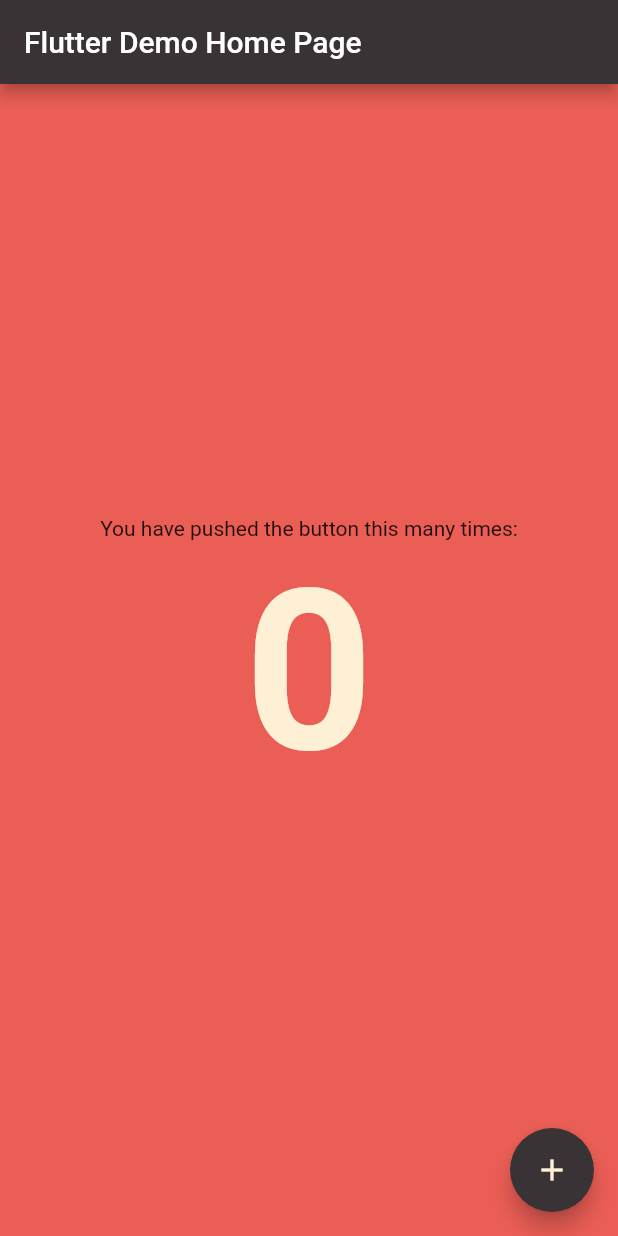
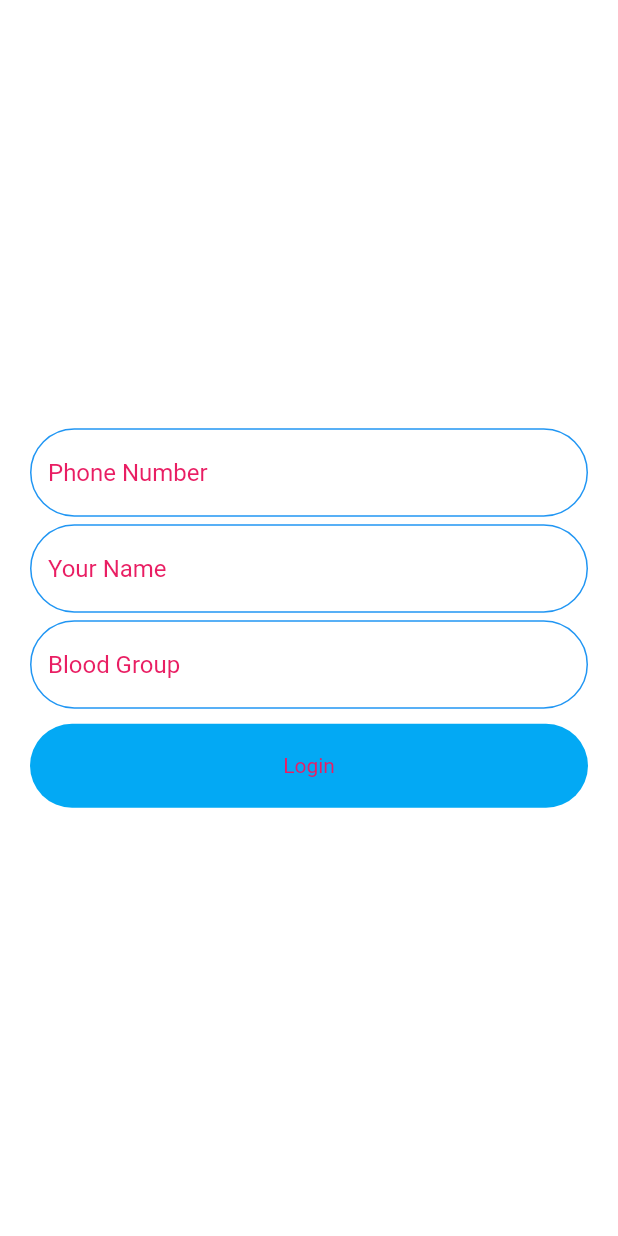
Before and after one commit to arteevraina/KnowYourDonor, a Flutter app: the screen it shows after launch, on a phone screen of 412 x 824 dp. Run offline on Flutter 3.47's test engine with Material 2 defaults, Android fonts, the phone set to English and light mode, and no system bars; our stand-ins replace google_fonts.

Commit message:
feat: directory structure, login screen and validations

```diff
--- /dev/null
+++ b/lib/components/button.dart
@@ -0,0 +1,22 @@
+import 'package:flutter/material.dart';
+import 'package:knowyourdonor/constants/text_styles.dart';
+
+// Multipurpose Button for login and other tasks.
+Widget Button(
+    {@required BuildContext context,
+    @required String buttonText,
+    Color textColor,
+    Color backgroundColor}) {
+  return Container(
+    padding: EdgeInsets.symmetric(vertical: 20),
+    width: MediaQuery.of(context).size.width,
+    decoration: BoxDecoration(
+        color: backgroundColor, borderRadius: BorderRadius.circular(30)),
+    child: Center(
+      child: Text(
+        buttonText,
+        style: mediumTextStyle(),
+      ),
+    ),
+  );
+}
--- /dev/null
+++ b/lib/components/textbox.dart
@@ -0,0 +1,50 @@
+import 'package:flutter/material.dart';
+import 'package:knowyourdonor/constants/text_styles.dart';
+
+// TextBox for Emails, Password, Phone Number
+Widget TextBox(
+    {@required BuildContext context,
+    @required String hintText,
+    @required TextEditingController inputController,
+    @required Function validator,
+    @required bool isPassword}) {
+  return TextFormField(
+    obscureText: isPassword,
+    validator: validator,
+    controller: inputController,
+    style: mediumTextStyle(),
+    decoration: InputDecoration(
+      hintStyle: mediumTextStyle(),
+      hintText: hintText,
+      border: OutlineInputBorder(
+        borderSide: BorderSide(
+          style: BorderStyle.solid,
+        ),
+        borderRadius: BorderRadius.all(
+          Radius.circular(30),
+        ),
+      ),
+      errorBorder: OutlineInputBorder(
+        borderSide: BorderSide(color: Colors.red),
+        borderRadius: BorderRadius.all(
+          Radius.circular(30),
+        ),
+      ),
+      enabledBorder: OutlineInputBorder(
+        borderSide: BorderSide(color: Colors.blue),
+        borderRadius: BorderRadius.all(
+          Radius.circular(30),
+        ),
+      ),
+      focusedBorder: OutlineInputBorder(
+        borderSide: BorderSide(
+          color: Colors.pink,
+          width: 2,
+        ),
+        borderRadius: BorderRadius.all(
+          Radius.circular(30),
+        ),
+      ),
+    ),
+  );
+}
--- /dev/null
+++ b/lib/constants/text_styles.dart
@@ -0,0 +1,10 @@
+import 'package:flutter/material.dart';
+import 'package:google_fonts/google_fonts.dart';
+
+TextStyle mediumTextStyle() {
+  return GoogleFonts.josefinSlab(
+    textStyle: TextStyle(
+      color: Colors.pink,
+    ),
+  );
+}
--- /dev/null
+++ b/lib/constants/validators.dart
@@ -0,0 +1,56 @@
+// Functions for validations of usernames, passwords, phonenumbers, bloodgroups.
+// More functions will be added as the app grows.
+
+Function(String) userNameValidator = (String userName) {
+  if (userName.isEmpty) {
+    return "Username is Empty";
+  }
+
+  if (userName.length < 3) {
+    return "Username cannot be less than 3 characters";
+  }
+
+  return null;
+};
+
+Function(String) passwordValidator = (String password) {
+  if (password.isEmpty) {
+    return "Password is Empty";
+  }
+
+  if (password.length < 5) {
+    return "Password cannot be less than 5 characters";
+  }
+
+  return null;
+};
+
+Function(String) phoneNumberValidator = (String phoneNumber) {
+  String p = r'^[2-9]{2}[0-9]{8}$';
+  RegExp regExp = RegExp(p);
+
+  if (phoneNumber.isEmpty) {
+    return "Please Enter your Phone Number";
+  }
+
+  if (!regExp.hasMatch(phoneNumber)) {
+    return "PhoneNumber is not valid";
+  }
+
+  return null;
+};
+
+Function(String) bloodGroupValidator = (String bloodGroup) {
+  String p = r'^(A|B|AB|O)[+-]$';
+  RegExp regExp = RegExp(p);
+
+  if (bloodGroup.isEmpty) {
+    return "Please Enter your Blood Group";
+  }
+
+  if (!regExp.hasMatch(bloodGroup)) {
+    return "BloodGroup is not valid";
+  }
+
+  return null;
+};
--- a/lib/main.dart
+++ b/lib/main.dart
@@ -1,135 +1,17 @@
 import 'package:flutter/material.dart';
+import 'package:knowyourdonor/views/login_page.dart';
 
 void main() {
   runApp(MyApp());
 }
 
+// Calling the Material App at the root of Widget Tree.
+// This will serve as the root of the App.
 class MyApp extends StatelessWidget {
-  // This widget is the root of your application.
   @override
   Widget build(BuildContext context) {
     return MaterialApp(
-      title: 'Flutter Demo',
-      theme: ThemeData(
-        // This is the theme of your application.
-        //
-        // Try running your application with "flutter run". You'll see the
-        // application has a blue toolbar. Then, without quitting the app, try
-        // changing the primarySwatch below to Colors.green and then invoke
-        // "hot reload" (press "r" in the console where you ran "flutter run",
-        // or simply save your changes to "hot reload" in a Flutter IDE).
-        // Notice that the counter didn't reset back to zero; the application
-        // is not restarted.
-        primaryColor: Color(0xff3A3335),
-        accentColor: Color(0xff3A3335),
-        iconTheme: IconThemeData(
-          color: Color(0xffFDF0D5),
-        ),
-        backgroundColor: Color(0xffEB5E55),
-        textTheme: TextTheme(
-          headline1: TextStyle(
-            color: Color(0xffFDF0D5),
-            fontWeight: FontWeight.bold,
-            fontSize: 150
-          ),
-          headline2: TextStyle(
-            color: Color(0xffFDF0D5),
-            fontWeight: FontWeight.normal,
-            fontSize: 100
-          ),
-        ),
-        // This makes the visual density adapt to the platform that you run
-        // the app on. For desktop platforms, the controls will be smaller and
-        // closer together (more dense) than on mobile platforms.
-        visualDensity: VisualDensity.adaptivePlatformDensity,
-      ),
-      home: MyHomePage(title: 'Flutter Demo Home Page'),
+      home: LoginPage(),
     );
   }
 }
-
-class MyHomePage extends StatefulWidget {
-  MyHomePage({Key key, this.title}) : super(key: key);
-
-  // This widget is the home page of your application. It is stateful, meaning
-  // that it has a State object (defined below) that contains fields that affect
-  // how it looks.
-
-  // This class is the configuration for the state. It holds the values (in this
-  // case the title) provided by the parent (in this case the App widget) and
-  // used by the build method of the State. Fields in a Widget subclass are
-  // always marked "final".
-
-  final String title;
-
-  @override
-  _MyHomePageState createState() => _MyHomePageState();
-}
-
-class _MyHomePageState extends State<MyHomePage> {
-  int _counter = 0;
-
-  void _incrementCounter() {
-    setState(() {
-      // This call to setState tells the Flutter framework that something has
-      // changed in this State, which causes it to rerun the build method below
-      // so that the display can reflect the updated values. If we changed
-      // _counter without calling setState(), then the build method would not be
-      // called again, and so nothing would appear to happen.
-      _counter++;
-    });
-  }
-
-  @override
-  Widget build(BuildContext context) {
-    // This method is rerun every time setState is called, for instance as done
-    // by the _incrementCounter method above.
-    //
-    // The Flutter framework has been optimized to make rerunning build methods
-    // fast, so that you can just rebuild anything that needs updating rather
-    // than having to individually change instances of widgets.
-    return Scaffold(
-      backgroundColor: Theme.of(context).backgroundColor,
-      appBar: AppBar(
-        // Here we take the value from the MyHomePage object that was created by
-        // the App.build method, and use it to set our appbar title.
-        title: Text(widget.title),
-      ),
-      body: Center(
-        // Center is a layout widget. It takes a single child and positions it
-        // in the middle of the parent.
-        child: Column(
-          // Column is also a layout widget. It takes a list of children and
-          // arranges them vertically. By default, it sizes itself to fit its
-          // children horizontally, and tries to be as tall as its parent.
-          //
-          // Invoke "debug painting" (press "p" in the console, choose the
-          // "Toggle Debug Paint" action from the Flutter Inspector in Android
-          // Studio, or the "Toggle Debug Paint" command in Visual Studio Code)
-          // to see the wireframe for each widget.
-          //
-          // Column has various properties to control how it sizes itself and
-          // how it positions its children. Here we use mainAxisAlignment to
-          // center the children vertically; the main axis here is the vertical
-          // axis because Columns are vertical (the cross axis would be
-          // horizontal).
-          mainAxisAlignment: MainAxisAlignment.center,
-          children: <Widget>[
-            Text(
-              'You have pushed the button this many times:',
-            ),
-            Text(
-              '$_counter',
-              style: Theme.of(context).textTheme.headline1,
-            ),
-          ],
-        ),
-      ),
-      floatingActionButton: FloatingActionButton(
-        onPressed: _incrementCounter,
-        tooltip: 'Increment',
-        child: Icon(Icons.add ,color: Theme.of(context).iconTheme.color,),
-      ), // This trailing comma makes auto-formatting nicer for build methods.
-    );
-  }
-}
--- /dev/null
+++ b/lib/views/login_page.dart
@@ -0,0 +1,81 @@
+import 'package:flutter/material.dart';
+import 'package:knowyourdonor/components/textbox.dart';
+import 'package:knowyourdonor/components/button.dart';
+import 'package:knowyourdonor/constants/validators.dart';
+
+// Stateful Widget that handles Login Tasks
+class LoginPage extends StatefulWidget {
+  @override
+  _LoginPageState createState() => _LoginPageState();
+}
+
+class _LoginPageState extends State<LoginPage> {
+  // Create a global key that uniquely identifies the Form widget
+  // and allows validation of the form.
+  final _formKey = GlobalKey<FormState>();
+  TextEditingController _phoneNumberController = TextEditingController();
+  TextEditingController _userNameController = TextEditingController();
+  TextEditingController _bloodGroupController = TextEditingController();
+
+  void signIn() {
+    print(_formKey.currentState.validate());
+  }
+
+  @override
+  Widget build(BuildContext context) {
+    return Scaffold(
+      body: Container(
+        padding: EdgeInsets.symmetric(
+          horizontal: 20,
+        ),
+        color: Colors.white,
+        child: Form(
+          key: _formKey,
+          child: Column(
+            mainAxisAlignment: MainAxisAlignment.center,
+            children: [
+              TextBox(
+                context: context,
+                hintText: "Phone Number",
+                isPassword: false,
+                inputController: _phoneNumberController,
+                validator: phoneNumberValidator,
+              ),
+              SizedBox(
+                height: 5,
+              ),
+              TextBox(
+                context: context,
+                hintText: "Your Name",
+                isPassword: false,
+                inputController: _userNameController,
+                validator: userNameValidator,
+              ),
+              SizedBox(
+                height: 5,
+              ),
+              TextBox(
+                context: context,
+                hintText: "Blood Group",
+                isPassword: false,
+                inputController: _bloodGroupController,
+                validator: bloodGroupValidator,
+              ),
+              SizedBox(
+                height: 10,
+              ),
+              GestureDetector(
+                onTap: signIn,
+                child: Button(
+                  context: context,
+                  buttonText: "Login",
+                  backgroundColor: Colors.lightBlue,
+                ),
+              )
+            ],
+          ),
+        ),
+      ),
+    );
+  }
+}
--- a/pubspec.yaml
+++ b/pubspec.yaml
@@ -3,7 +3,7 @@ description: A new Flutter project.
 
 # The following line prevents the package from being accidentally published to
 # pub.dev using `pub publish`. This is preferred for private packages.
-publish_to: 'none' # Remove this line if you wish to publish to pub.dev
+publish_to: "none" # Remove this line if you wish to publish to pub.dev
 
 # The following defines the version and build number for your application.
 # A version number is three numbers separated by dots, like 1.2.43
@@ -24,10 +24,10 @@ dependencies:
   flutter:
     sdk: flutter
 
-
   # The following adds the Cupertino Icons font to your application.
   # Use with the CupertinoIcons class for iOS style icons.
   cupertino_icons: ^1.0.0
+  google_fonts: ^1.1.1
 
 dev_dependencies:
   flutter_test:
@@ -38,7 +38,6 @@ dev_dependencies:
 
 # The following section is specific to Flutter.
 flutter:
-
   # The following line ensures that the Material Icons font is
   # included with your application, so that you can use the icons in
   # the material Icons class.
```
